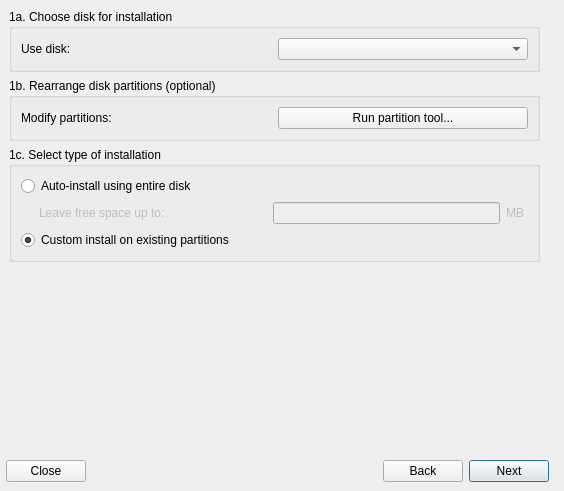
Old version of the form meinstall.ui in the repository antiX-Linux/mx-installer.
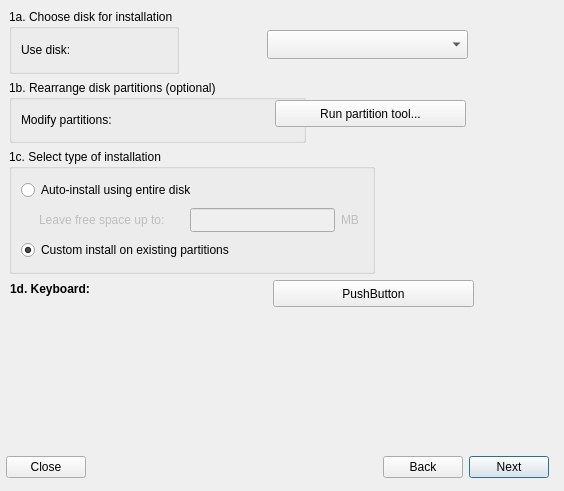
New version of the form. The open tabs and pages were chosen to show the change. Icons and pictures are not drawn.

The edit to the form file:
```diff
--- a/meinstall.ui
+++ b/meinstall.ui
@@ -60,8 +60,8 @@
      </property>
      <property name="sizeHint" stdset="0">
       <size>
-       <width>201</width>
-       <height>20</height>
+       <width>122</width>
+       <height>29</height>
       </size>
      </property>
     </spacer>
@@ -89,10 +89,11 @@
      <property name="text">
       <string>Back</string>
      </property>
-     <property name="icon">
-      <iconset theme="go-previous">
-       <normaloff/>
-      </iconset>
+     <property name="sizeHint" stdset="0">
+      <size>
+       <width>122</width>
+       <height>29</height>
+      </size>
      </property>
      <property name="shortcut">
       <string>Alt+K</string>
@@ -213,24 +214,15 @@
       </layout>
      </widget>
      <widget class="QWidget" name="Step_1">
-      <layout class="QGridLayout">
-       <property name="leftMargin">
-        <number>9</number>
-       </property>
-       <property name="topMargin">
-        <number>9</number>
-       </property>
-       <property name="rightMargin">
-        <number>9</number>
-       </property>
-       <property name="bottomMargin">
-        <number>9</number>
-       </property>
-       <property name="spacing">
-        <number>6</number>
-       </property>
-       <item row="2" column="0">
         <widget class="QGroupBox" name="installationTypeBox">
+       <property name="geometry">
+        <rect>
+         <x>9</x>
+         <y>149</y>
+         <width>366</width>
+         <height>125</height>
+        </rect>
+       </property>
          <property name="sizePolicy">
           <sizepolicy hsizetype="MinimumExpanding" vsizetype="Minimum">
            <horstretch>0</horstretch>
@@ -256,57 +248,6 @@
           <property name="spacing">
            <number>6</number>
           </property>
-          <item row="1" column="0">
-           <spacer>
-            <property name="orientation">
-             <enum>Qt::Horizontal</enum>
-            </property>
-            <property name="sizeType">
-             <enum>QSizePolicy::Fixed</enum>
-            </property>
-            <property name="sizeHint" stdset="0">
-             <size>
-              <width>12</width>
-              <height>20</height>
-             </size>
-            </property>
-           </spacer>
-          </item>
-          <item row="1" column="1">
-           <widget class="QLabel" name="leaveLabel">
-            <property name="enabled">
-             <bool>false</bool>
-            </property>
-            <property name="sizePolicy">
-             <sizepolicy hsizetype="MinimumExpanding" vsizetype="Minimum">
-              <horstretch>0</horstretch>
-              <verstretch>0</verstretch>
-             </sizepolicy>
-            </property>
-            <property name="text">
-             <string>Leave free space up to:</string>
-            </property>
-            <property name="wordWrap">
-             <bool>false</bool>
-            </property>
-           </widget>
-          </item>
-          <item row="1" column="2">
-           <widget class="QLineEdit" name="freeSpaceEdit">
-            <property name="enabled">
-             <bool>false</bool>
-            </property>
-            <property name="sizePolicy">
-             <sizepolicy hsizetype="MinimumExpanding" vsizetype="Minimum">
-              <horstretch>0</horstretch>
-              <verstretch>0</verstretch>
-             </sizepolicy>
-            </property>
-            <property name="alignment">
-             <set>Qt::AlignRight</set>
-            </property>
-           </widget>
-          </item>
           <item row="1" column="3">
            <widget class="QLabel" name="freeLabel">
             <property name="enabled">
@@ -326,8 +267,11 @@
             </property>
            </widget>
           </item>
-          <item row="0" column="0" colspan="3">
-           <widget class="QRadioButton" name="entireDiskButton">
+        <item row="1" column="1">
+         <widget class="QLabel" name="leaveLabel">
+          <property name="enabled">
+           <bool>false</bool>
+          </property>
             <property name="sizePolicy">
              <sizepolicy hsizetype="MinimumExpanding" vsizetype="Minimum">
               <horstretch>0</horstretch>
@@ -335,13 +279,29 @@
              </sizepolicy>
             </property>
             <property name="text">
-             <string>Auto-install using entire disk </string>
-            </property>
-            <property name="checked">
+           <string>Leave free space up to:</string>
+          </property>
+          <property name="wordWrap">
              <bool>false</bool>
             </property>
            </widget>
           </item>
+        <item row="1" column="0">
+         <spacer>
+          <property name="orientation">
+           <enum>Qt::Horizontal</enum>
+          </property>
+          <property name="sizeType">
+           <enum>QSizePolicy::Fixed</enum>
+          </property>
+          <property name="sizeHint" stdset="0">
+           <size>
+            <width>12</width>
+            <height>20</height>
+           </size>
+          </property>
+         </spacer>
+        </item>
           <item row="2" column="0" colspan="3">
            <widget class="QRadioButton" name="existing_partitionsButton">
             <property name="sizePolicy">
@@ -358,11 +318,55 @@
             </property>
            </widget>
           </item>
-         </layout>
-        </widget>
-       </item>
-       <item row="0" column="0">
+        <item row="0" column="0" colspan="3">
+         <widget class="QRadioButton" name="entireDiskButton">
+          <property name="sizePolicy">
+           <sizepolicy hsizetype="MinimumExpanding" vsizetype="Minimum">
+            <horstretch>0</horstretch>
+            <verstretch>0</verstretch>
+           </sizepolicy>
+          </property>
+          <property name="text">
+           <string>Auto-install using entire disk </string>
+          </property>
+          <property name="checked">
+           <bool>false</bool>
+          </property>
+         </widget>
+        </item>
+        <item row="1" column="2">
+         <widget class="QLineEdit" name="freeSpaceEdit">
+          <property name="enabled">
+           <bool>false</bool>
+          </property>
+          <property name="sizePolicy">
+           <sizepolicy hsizetype="MinimumExpanding" vsizetype="Minimum">
+            <horstretch>0</horstretch>
+            <verstretch>0</verstretch>
+           </sizepolicy>
+          </property>
+          <property name="alignment">
+           <set>Qt::AlignRight</set>
+          </property>
+         </widget>
+        </item>
+       </layout>
+       <zorder>leaveLabel</zorder>
+       <zorder>freeSpaceEdit</zorder>
+       <zorder>freeLabel</zorder>
+       <zorder>entireDiskButton</zorder>
+       <zorder>existing_partitionsButton</zorder>
+       <zorder></zorder>
+      </widget>
         <widget class="QGroupBox" name="diskBox">
+       <property name="geometry">
+        <rect>
+         <x>9</x>
+         <y>9</y>
+         <width>170</width>
+         <height>65</height>
+        </rect>
+       </property>
          <property name="sizePolicy">
           <sizepolicy hsizetype="MinimumExpanding" vsizetype="Minimum">
            <horstretch>0</horstretch>
@@ -388,16 +392,6 @@
           <property name="spacing">
            <number>6</number>
           </property>
-          <item row="0" column="1">
-           <widget class="QComboBox" name="diskCombo">
-            <property name="sizePolicy">
-             <sizepolicy hsizetype="MinimumExpanding" vsizetype="Minimum">
-              <horstretch>0</horstretch>
-              <verstretch>0</verstretch>
-             </sizepolicy>
-            </property>
-           </widget>
-          </item>
           <item row="0" column="0">
            <widget class="QLabel" name="useDiskLabel">
             <property name="sizePolicy">
@@ -419,9 +413,15 @@
           </item>
          </layout>
         </widget>
-       </item>
-       <item row="1" column="0">
         <widget class="QGroupBox" name="rearrangediskBox">
+       <property name="geometry">
+        <rect>
+         <x>9</x>
+         <y>80</y>
+         <width>297</width>
+         <height>63</height>
+        </rect>
+       </property>
          <property name="sizePolicy">
           <sizepolicy hsizetype="MinimumExpanding" vsizetype="Minimum">
            <horstretch>0</horstretch>
@@ -447,19 +447,6 @@
           <property name="spacing">
            <number>6</number>
           </property>
-          <item row="0" column="1">
-           <widget class="QPushButton" name="qtpartedButton">
-            <property name="sizePolicy">
-             <sizepolicy hsizetype="MinimumExpanding" vsizetype="Minimum">
-              <horstretch>0</horstretch>
-              <verstretch>0</verstretch>
-             </sizepolicy>
-            </property>
-            <property name="text">
-             <string>Run partition tool...</string>
-            </property>
-           </widget>
-          </item>
           <item row="0" column="0">
            <widget class="QLabel" name="repartitionLabel">
             <property name="sizePolicy">
@@ -478,21 +465,79 @@
           </item>
          </layout>
         </widget>
-       </item>
-       <item row="3" column="0">
-        <spacer>
-         <property name="orientation">
-          <enum>Qt::Vertical</enum>
-         </property>
-         <property name="sizeHint" stdset="0">
-          <size>
-           <width>20</width>
-           <height>16</height>
-          </size>
-         </property>
-        </spacer>
-       </item>
-      </layout>
+      <widget class="QLabel" name="keyboardLabel">
+       <property name="geometry">
+        <rect>
+         <x>10</x>
+         <y>280</y>
+         <width>101</width>
+         <height>19</height>
+        </rect>
+       </property>
+       <property name="sizePolicy">
+        <sizepolicy hsizetype="MinimumExpanding" vsizetype="Minimum">
+         <horstretch>0</horstretch>
+         <verstretch>0</verstretch>
+        </sizepolicy>
+       </property>
+       <property name="font">
+        <font/>
+       </property>
+       <property name="text">
+        <string>&lt;html&gt;&lt;head/&gt;&lt;body&gt;&lt;p&gt;&lt;span style=&quot; font-weight:600;&quot;&gt;1d.  Keyboard:&lt;/span&gt;&lt;/p&gt;&lt;/body&gt;&lt;/html&gt;</string>
+       </property>
+       <property name="wordWrap">
+        <bool>false</bool>
+       </property>
+      </widget>
+      <widget class="QComboBox" name="diskCombo">
+       <property name="geometry">
+        <rect>
+         <x>267</x>
+         <y>30</y>
+         <width>201</width>
+         <height>29</height>
+        </rect>
+       </property>
+       <property name="sizePolicy">
+        <sizepolicy hsizetype="MinimumExpanding" vsizetype="Minimum">
+         <horstretch>0</horstretch>
+         <verstretch>0</verstretch>
+        </sizepolicy>
+       </property>
+      </widget>
+      <widget class="QPushButton" name="qtpartedButton">
+       <property name="geometry">
+        <rect>
+         <x>275</x>
+         <y>100</y>
+         <width>191</width>
+         <height>27</height>
+        </rect>
+       </property>
+       <property name="sizePolicy">
+        <sizepolicy hsizetype="MinimumExpanding" vsizetype="Minimum">
+         <horstretch>0</horstretch>
+         <verstretch>0</verstretch>
+        </sizepolicy>
+       </property>
+       <property name="text">
+        <string>Run partition tool...</string>
+       </property>
+      </widget>
+      <widget class="QPushButton" name="buttonSetKeyboard">
+       <property name="geometry">
+        <rect>
+         <x>273</x>
+         <y>280</y>
+         <width>201</width>
+         <height>27</height>
+        </rect>
+       </property>
+       <property name="text">
+        <string>PushButton</string>
+       </property>
+      </widget>
      </widget>
      <widget class="QWidget" name="Step_2">
       <layout class="QGridLayout">
@@ -1734,35 +1779,6 @@
             </property>
            </widget>
           </item>
-          <item row="0" column="1">
-           <widget class="QComboBox" name="keyboardCombo">
-            <property name="sizePolicy">
-             <sizepolicy hsizetype="MinimumExpanding" vsizetype="Minimum">
-              <horstretch>0</horstretch>
-              <verstretch>0</verstretch>
-             </sizepolicy>
-            </property>
-           </widget>
-          </item>
-          <item row="0" column="0">
-           <widget class="QLabel" name="keyboardLabel">
-            <property name="sizePolicy">
-             <sizepolicy hsizetype="MinimumExpanding" vsizetype="Minimum">
-              <horstretch>0</horstretch>
-              <verstretch>0</verstretch>
-             </sizepolicy>
-            </property>
-            <property name="font">
-             <font/>
-            </property>
-            <property name="text">
-             <string>Keyboard:</string>
-            </property>
-            <property name="wordWrap">
-             <bool>false</bool>
-            </property>
-           </widget>
-          </item>
          </layout>
         </widget>
        </item>
@@ -2252,38 +2268,6 @@
      </widget>
     </widget>
    </item>
-   <item row="2" column="3">
-    <widget class="QLabel" name="labelMX">
-     <property name="enabled">
-      <bool>true</bool>
-     </property>
-     <property name="maximumSize">
-      <size>
-       <width>32</width>
-       <height>32</height>
-      </size>
-     </property>
-     <property name="text">
-      <string/>
-     </property>
-     <property name="scaledContents">
-      <bool>true</bool>
-     </property>
-    </widget>
-   </item>
-   <item row="2" column="4">
-    <spacer name="horizontalSpacer_6">
-     <property name="orientation">
-      <enum>Qt::Horizontal</enum>
-     </property>
-     <property name="sizeHint" stdset="0">
-      <size>
-       <width>201</width>
-       <height>20</height>
-      </size>
-     </property>
-    </spacer>
-   </item>
   </layout>
  </widget>
  <layoutdefault spacing="6" margin="11"/>
```
Left out of the diff: 93 changed lines with no effect on the pictures. Lines whose indentation alone changed are shown as unchanged.
